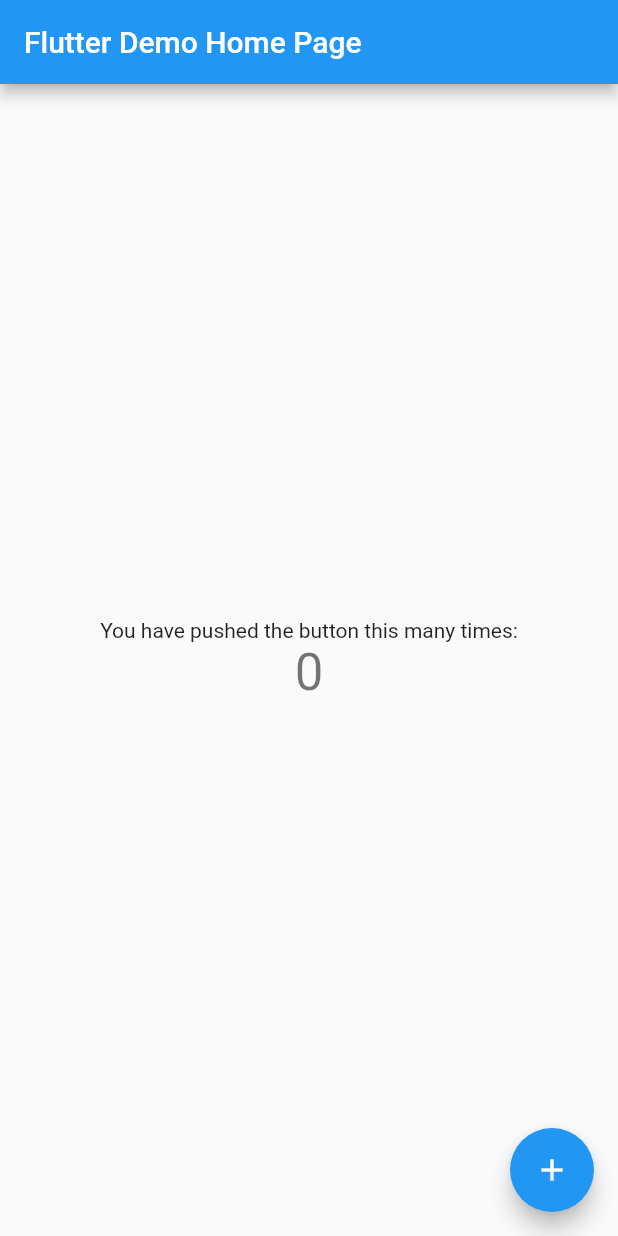
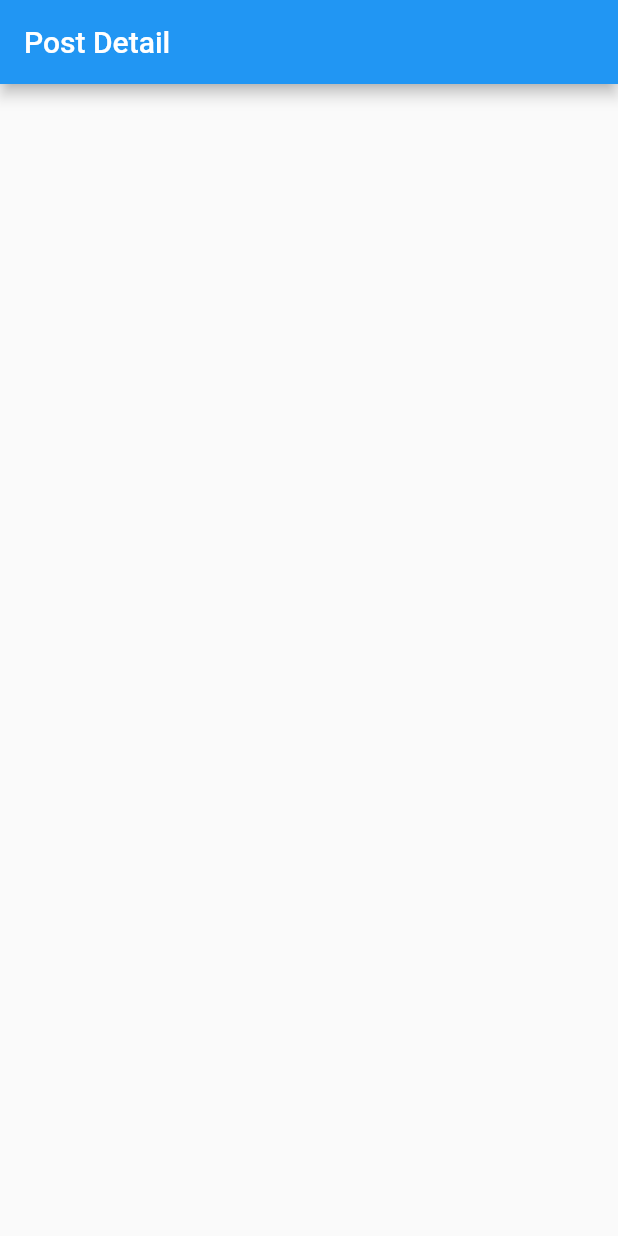
Before and after one commit to ChangJoo-Park/flutter_fetch_posts, a Flutter app: the screen it shows after launch, on a phone screen of 412 x 824 dp. Run offline on Flutter 3.47's test engine with Material 2 defaults, Android fonts, the phone set to English and light mode, and no system bars.

Commit message:
Remove scaffold codes

```diff
--- a/lib/main.dart
+++ b/lib/main.dart
@@ -3,107 +3,31 @@ import 'package:flutter/material.dart';
 void main() => runApp(new MyApp());
 
 class MyApp extends StatelessWidget {
-  // This widget is the root of your application.
   @override
   Widget build(BuildContext context) {
     return new MaterialApp(
-      title: 'Flutter Demo',
+      title: 'Post Detail Demo',
       theme: new ThemeData(
-        // This is the theme of your application.
-        //
-        // Try running your application with "flutter run". You'll see the
-        // application has a blue toolbar. Then, without quitting the app, try
-        // changing the primarySwatch below to Colors.green and then invoke
-        // "hot reload" (press "r" in the console where you ran "flutter run",
-        // or press Run > Flutter Hot Reload in IntelliJ). Notice that the
-        // counter didn't reset back to zero; the application is not restarted.
         primarySwatch: Colors.blue,
       ),
-      home: new MyHomePage(title: 'Flutter Demo Home Page'),
+      home: new PostDetailPage(),
     );
   }
 }
 
-class MyHomePage extends StatefulWidget {
-  MyHomePage({Key key, this.title}) : super(key: key);
-
-  // This widget is the home page of your application. It is stateful, meaning
-  // that it has a State object (defined below) that contains fields that affect
-  // how it looks.
-
-  // This class is the configuration for the state. It holds the values (in this
-  // case the title) provided by the parent (in this case the App widget) and
-  // used by the build method of the State. Fields in a Widget subclass are
-  // always marked "final".
-
-  final String title;
-
+class PostDetailPage extends StatefulWidget {
   @override
-  _MyHomePageState createState() => new _MyHomePageState();
+  _PostDetailPageState createState() => new _PostDetailPageState();
 }
 
-class _MyHomePageState extends State<MyHomePage> {
-  int _counter = 0;
-
-  void _incrementCounter() {
-    setState(() {
-      // This call to setState tells the Flutter framework that something has
-      // changed in this State, which causes it to rerun the build method below
-      // so that the display can reflect the updated values. If we changed
-      // _counter without calling setState(), then the build method would not be
-      // called again, and so nothing would appear to happen.
-      _counter++;
-    });
-  }
-
+class _PostDetailPageState extends State<PostDetailPage> {
   @override
   Widget build(BuildContext context) {
-    // This method is rerun every time setState is called, for instance as done
-    // by the _incrementCounter method above.
-    //
-    // The Flutter framework has been optimized to make rerunning build methods
-    // fast, so that you can just rebuild anything that needs updating rather
-    // than having to individually change instances of widgets.
     return new Scaffold(
       appBar: new AppBar(
-        // Here we take the value from the MyHomePage object that was created by
-        // the App.build method, and use it to set our appbar title.
-        title: new Text(widget.title),
+        title: new Text('Post Detail'),
       ),
-      body: new Center(
-        // Center is a layout widget. It takes a single child and positions it
-        // in the middle of the parent.
-        child: new Column(
-          // Column is also layout widget. It takes a list of children and
-          // arranges them vertically. By default, it sizes itself to fit its
-          // children horizontally, and tries to be as tall as its parent.
-          //
-          // Invoke "debug paint" (press "p" in the console where you ran
-          // "flutter run", or select "Toggle Debug Paint" from the Flutter tool
-          // window in IntelliJ) to see the wireframe for each widget.
-          //
-          // Column has various properties to control how it sizes itself and
-          // how it positions its children. Here we use mainAxisAlignment to
-          // center the children vertically; the main axis here is the vertical
-          // axis because Columns are vertical (the cross axis would be
-          // horizontal).
-          mainAxisAlignment: MainAxisAlignment.center,
-          children: <Widget>[
-            new Text(
-              'You have pushed the button this many times:',
-            ),
-            new Text(
-              '$_counter',
-              style: Theme.of(context).textTheme.display1,
-            ),
-          ],
-        ),
-      ),
-      floatingActionButton: new FloatingActionButton(
-        onPressed: _incrementCounter,
-        tooltip: 'Increment',
-        child: new Icon(Icons.add),
-      ), // This trailing comma makes auto-formatting nicer for build methods.
+      body: new Column(),
     );
   }
 }
```
